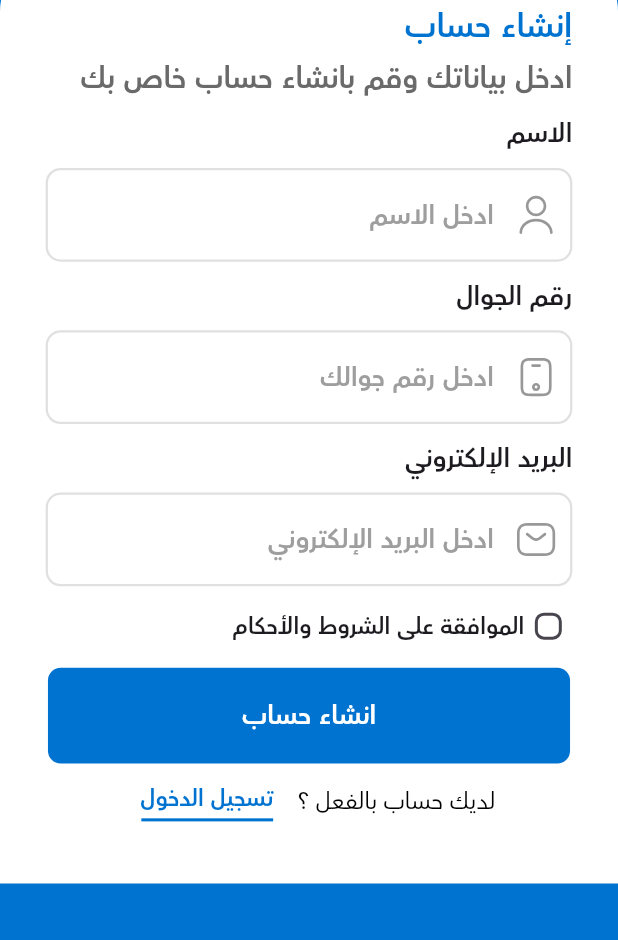
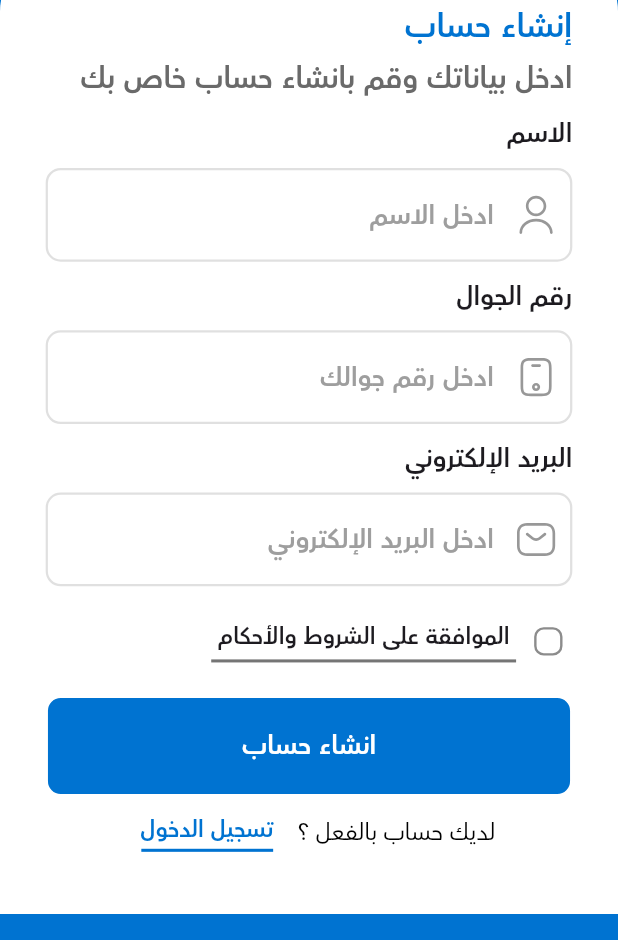
Before and after one commit to bahaaelmetwali/seed_app, a Flutter app: the RegisterScreen screen opened by its route, on a phone screen of 412 x 824 dp, the part 296-1236 px from its top. Run offline on Flutter 3.47's test engine with Material 3 defaults, Android fonts, the phone set to English and light mode, and no system bars; our stand-ins replace bloc, cached_network_image, dartz, dio, equatable, flutter_bloc and 9 more; accounts and stored records are empty.

Commit message:
Refactors register form fields and terms agreement logic
Improves code maintainability by extracting input fields and terms agreement
logic into reusable widgets. Simplifies the registration screen and
enables better separation of concerns between UI components and behaviors.

```diff
--- /dev/null
+++ b/lib/features/auth/presentation/widgets/agree_conditions_and_terms_widget.dart
@@ -0,0 +1,66 @@
+
+import 'package:flutter/material.dart';
+import 'package:flutter_screenutil/flutter_screenutil.dart';
+import 'package:seed_app/core/utils/constants.dart';
+import 'package:seed_app/core/utils/styles.dart';
+import 'package:seed_app/features/auth/presentation/widgets/show_modal_button_sheet.dart';
+
+class AgreeConditionsAndTermsWidget extends StatelessWidget {
+  const AgreeConditionsAndTermsWidget({
+    super.key,
+    required this.isAgreed,
+    this.onChanged,
+    required this.onTap,
+  });
+  final bool isAgreed;
+  final void Function(bool?)? onChanged;
+  final void Function() onTap;
+  @override
+  Widget build(BuildContext context) {
+    return Row(
+      children: [
+        Transform.scale(
+          scale: 1.05,
+          child: Checkbox(
+            value: isAgreed,
+            materialTapTargetSize: MaterialTapTargetSize.shrinkWrap,
+            visualDensity: VisualDensity.compact,
+            shape: RoundedRectangleBorder(
+              borderRadius: BorderRadius.circular(6.r),
+            ),
+            activeColor: Constants.kPrimaryColor,
+
+            side: BorderSide(color: Colors.black45, width: 1.5.r),
+            onChanged: onChanged,
+          ),
+        ),
+        SizedBox(width: 5.w),
+        GestureDetector(
+          onTap: () {
+            showModalBottomSheet(
+              context: context,
+              isScrollControlled: true,
+              backgroundColor: Colors.white,
+              shape: const RoundedRectangleBorder(
+                borderRadius: BorderRadius.vertical(top: Radius.circular(16)),
+              ),
+              builder: (_) => ShowModalButtonSheet(onTap: onTap),
+            );
+          },
+          child: Column(
+            children: [
+              Text(
+                'الموافقة على الشروط والأحكام',
+                style: TextStyles.textStyle14.copyWith(
+                  fontWeight: FontWeight.w600,
+                ),
+              ),
+              SizedBox(height: 4.h),
+              Container(height: 2.h, width: 185.w, color: Colors.black54),
+            ],
+          ),
+        ),
+      ],
+    );
+  }
+}
--- /dev/null
+++ b/lib/features/auth/presentation/widgets/custom_text_form_fields.dart
@@ -0,0 +1,51 @@
+
+import 'package:flutter/material.dart';
+import 'package:flutter_screenutil/flutter_screenutil.dart';
+import 'package:seed_app/constants/assets.dart';
+import 'package:seed_app/core/utils/validation.dart';
+import 'package:seed_app/core/widgets/custom_text_form_field.dart';
+
+class CustomTextFormFieldsSection extends StatelessWidget {
+  const CustomTextFormFieldsSection({
+    super.key,
+    required this.nameEditingController,
+    required this.mobileEditingController,
+    required this.emailEditingController,
+  });
+
+  final TextEditingController nameEditingController;
+  final TextEditingController mobileEditingController;
+  final TextEditingController emailEditingController;
+
+  @override
+  Widget build(BuildContext context) {
+    return Column(
+      children: [
+        CustomTextFormField(
+          name: 'الاسم',
+          hintText: 'ادخل الاسم',
+          iconPath: Assets.iconsUser,
+          controller: nameEditingController,
+          validator: Validator.nameValidator,
+        ),
+        SizedBox(height: 10.h),
+        CustomTextFormField(
+          name: 'رقم الجوال',
+          hintText: 'ادخل رقم جوالك',
+          iconPath: Assets.iconsMobile,
+          controller: mobileEditingController,
+          validator: Validator.phoneValidator,
+        ),
+        SizedBox(height: 10.h),
+
+        CustomTextFormField(
+          name: 'البريد الإلكتروني',
+          hintText: 'ادخل البريد الإلكتروني',
+          iconPath: Assets.iconsSms,
+          validator: Validator.emailValidator,
+          controller: emailEditingController,
+        ),
+      ],
+    );
+  }
+}
--- a/lib/features/auth/presentation/widgets/register_screen_body.dart
+++ b/lib/features/auth/presentation/widgets/register_screen_body.dart
@@ -1,15 +1,14 @@
 import 'package:flutter/material.dart';
 import 'package:flutter_screenutil/flutter_screenutil.dart';
 import 'package:go_router/go_router.dart';
-import 'package:seed_app/constants/assets.dart';
 import 'package:seed_app/core/router/app_router_names.dart';
 import 'package:seed_app/core/utils/constants.dart';
 import 'package:seed_app/core/utils/styles.dart';
 import 'package:seed_app/core/widgets/custom_buttons.dart';
 import 'package:seed_app/core/widgets/custom_navigation_button.dart';
-import 'package:seed_app/core/widgets/custom_text_form_field.dart';
+import 'package:seed_app/features/auth/presentation/widgets/agree_conditions_and_terms_widget.dart';
 import 'package:seed_app/features/auth/presentation/widgets/back_ground_widget.dart';
-import 'package:seed_app/features/auth/presentation/widgets/show_modal_button_sheet.dart';
+import 'package:seed_app/features/auth/presentation/widgets/custom_text_form_fields.dart';
 
 class RegisterScreenBody extends StatefulWidget {
   const RegisterScreenBody({super.key});
@@ -66,69 +65,28 @@ class _RegisterScreenBodyState extends State<RegisterScreenBody> {
                         ),
                       ),
                       SizedBox(height: 10.h),
-                      CustomTextFormField(
-                        name: 'الاسم',
-                        hintText: 'ادخل الاسم',
-                        iconPath: Assets.iconsUser,
-                        controller: nameEditingController,
+                      CustomTextFormFieldsSection(
+                        nameEditingController: nameEditingController,
+                        mobileEditingController: mobileEditingController,
+                        emailEditingController: emailEditingController,
                       ),
-                      SizedBox(height: 10.h),
-                      CustomTextFormField(
-                        name: 'رقم الجوال',
-                        hintText: 'ادخل رقم جوالك',
-                        iconPath: Assets.iconsMobile,
-                        controller: mobileEditingController,
-                      ),
-                      SizedBox(height: 10.h),
+                      SizedBox(height: 20.h),
 
-                      CustomTextFormField(
-                        name: 'البريد الإلكتروني',
-                        hintText: 'ادخل البريد الإلكتروني',
-                        iconPath: Assets.iconsSms,
-
-                        controller: emailEditingController,
+                      AgreeConditionsAndTermsWidget(
+                        isAgreed: isAgreed,
+                        onChanged: (_) {
+                          setState(() {
+                            isAgreed = !isAgreed;
+                          });
+                        },
+                        onTap: () {
+                          setState(() {
+                            isAgreed = true;
+                          });
+                        },
                       ),
 
-                      SizedBox(height: 10.h),
-                      Row(
-                        children: [
-                          Checkbox(
-                            value: isAgreed,
-                            materialTapTargetSize:
-                                MaterialTapTargetSize.shrinkWrap,
-                            visualDensity: VisualDensity.compact,
-                            shape: RoundedRectangleBorder(
-                              borderRadius: BorderRadius.circular(6.r),
-                            ),
-                            activeColor: Constants.kPrimaryColor,
-                            onChanged: (_) {
-                              setState(() {
-                                isAgreed = !isAgreed;
-                              });
-                            },
-                          ),
-                          GestureDetector(
-                            onTap: () {
-                              showModalBottomSheet(
-                                context: context,
-                                isScrollControlled: true,
-                                backgroundColor: Colors.white,
-                                shape: const RoundedRectangleBorder(
-                                  borderRadius: BorderRadius.vertical(
-                                    top: Radius.circular(16),
-                                  ),
-                                ),
-                                builder: (_) => const ShowModalButtonSheet(),
-                              );
-                            },
-                            child: Text(
-                              'الموافقة على الشروط والأحكام',
-                              style: TextStyles.textStyle14,
-                            ),
-                          ),
-                        ],
-                      ),
-                      SizedBox(height: 10.h),
+                      SizedBox(height: 20.h),
                       CustomButton(onPressed: () {}, text: 'انشاء حساب'),
                       CustomNavigationButton(
                         solidText: 'لديك حساب بالفعل ؟ ',
--- a/lib/features/auth/presentation/widgets/show_modal_button_sheet.dart
+++ b/lib/features/auth/presentation/widgets/show_modal_button_sheet.dart
@@ -5,8 +5,8 @@ import 'package:seed_app/core/utils/styles.dart';
 import 'package:seed_app/core/widgets/custom_buttons.dart';
 
 class ShowModalButtonSheet extends StatelessWidget {
-  const ShowModalButtonSheet({super.key});
-
+  const ShowModalButtonSheet({super.key, required this.onTap});
+  final void Function() onTap;
   @override
   Widget build(BuildContext context) {
     return Container(
@@ -36,6 +36,7 @@ class ShowModalButtonSheet extends StatelessWidget {
           SizedBox(height: 20),
           CustomButton(
             onPressed: () {
+              onTap();
               Navigator.pop(context);
             },
             text: 'الموافقه',
```
